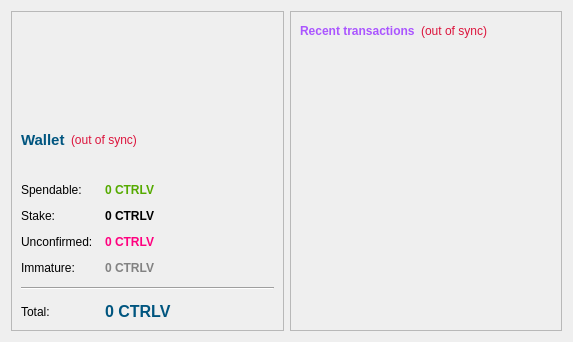
The window that src/qt/forms/overviewpage.ui (scriptr4777/FPSBetCoin) describes before a commit, drawn with Qt 5.
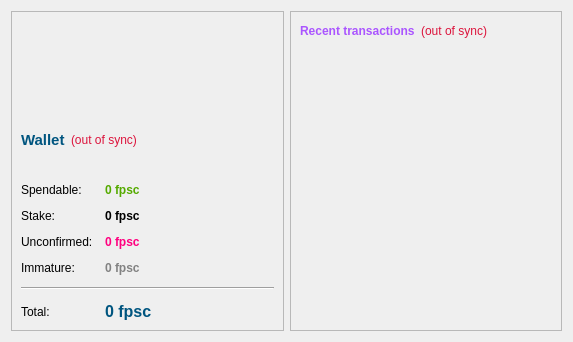
The same window after the commit. Icons and pictures are not drawn.

```diff
--- a/src/qt/forms/overviewpage.ui
+++ b/src/qt/forms/overviewpage.ui
@@ -133,7 +133,7 @@
              <string notr="true">color: rgb(85, 170, 0);</string>
             </property>
             <property name="text">
-             <string notr="true">0 CTRLV</string>
+             <string notr="true">0 fpsc</string>
             </property>
             <property name="textInteractionFlags">
              <set>Qt::LinksAccessibleByMouse|Qt::TextSelectableByKeyboard|Qt::TextSelectableByMouse</set>
@@ -165,7 +165,7 @@
              <string notr="true"/>
             </property>
             <property name="text">
-             <string notr="true">0 CTRLV</string>
+             <string notr="true">0 fpsc</string>
             </property>
             <property name="textInteractionFlags">
              <set>Qt::LinksAccessibleByMouse|Qt::TextSelectableByKeyboard|Qt::TextSelectableByMouse</set>
@@ -198,7 +198,7 @@
 </string>
             </property>
             <property name="text">
-             <string notr="true">0 CTRLV</string>
+             <string notr="true">0 fpsc</string>
             </property>
             <property name="textInteractionFlags">
              <set>Qt::LinksAccessibleByMouse|Qt::TextSelectableByKeyboard|Qt::TextSelectableByMouse</set>
@@ -227,7 +227,7 @@
              <string notr="true">color: rgb(130, 130, 130);</string>
             </property>
             <property name="text">
-             <string notr="true">0 CTRLV</string>
+             <string notr="true">0 fpsc</string>
             </property>
             <property name="textInteractionFlags">
              <set>Qt::LinksAccessibleByMouse|Qt::TextSelectableByKeyboard|Qt::TextSelectableByMouse</set>
@@ -268,7 +268,7 @@
              <string notr="true">color: rgb(0, 85, 127);</string>
             </property>
             <property name="text">
-             <string notr="true">0 CTRLV</string>
+             <string notr="true">0 fpsc</string>
             </property>
             <property name="textInteractionFlags">
              <set>Qt::LinksAccessibleByMouse|Qt::TextSelectableByKeyboard|Qt::TextSelectableByMouse</set>
```
Left out of the diff: 4 changed lines with no effect on the pictures.
